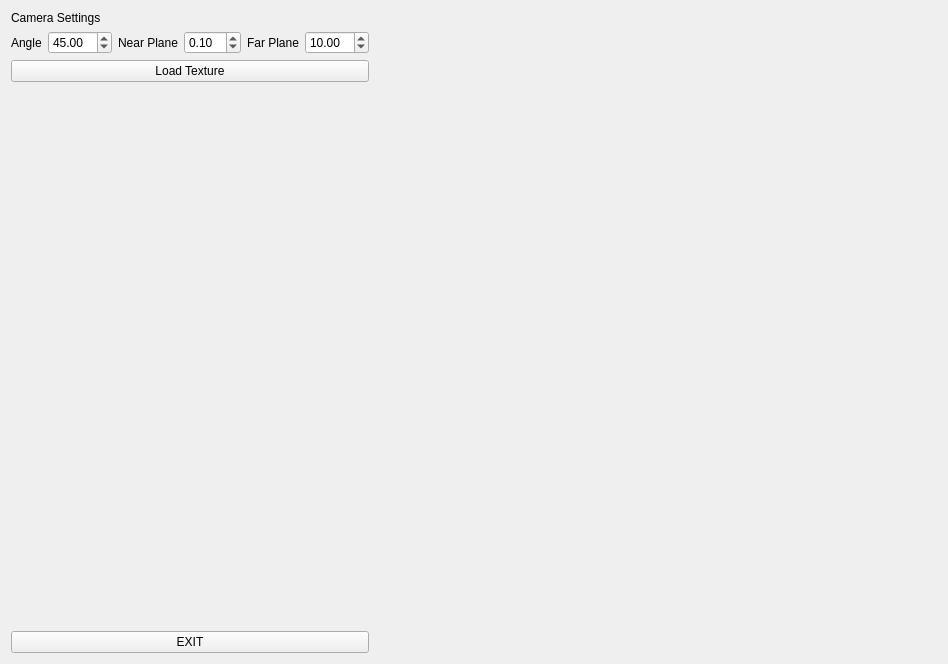
oneman72hourgamejam/GOEngine, file mainwindow.ui: the form before one commit.
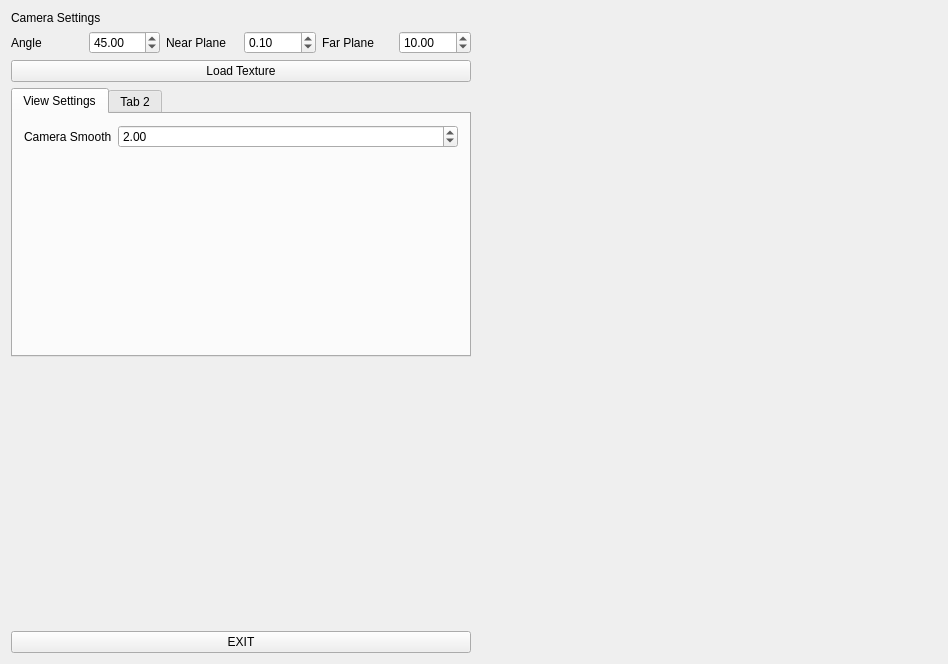
The form after the commit. Custom widgets are drawn as their Qt base class.

Commit message: added camera smootheness controll

```diff
--- a/mainwindow.ui
+++ b/mainwindow.ui
@@ -97,6 +97,68 @@
           </property>
          </widget>
         </item>
+        <item>
+         <widget class="QTabWidget" name="tabWidget">
+          <widget class="QWidget" name="tab">
+           <attribute name="title">
+            <string>View Settings</string>
+           </attribute>
+           <layout class="QVBoxLayout" name="verticalLayout_4">
+            <item>
+             <layout class="QHBoxLayout" name="horizontalLayout">
+              <item>
+               <widget class="QLabel" name="label_5">
+                <property name="sizePolicy">
+                 <sizepolicy hsizetype="Maximum" vsizetype="Preferred">
+                  <horstretch>0</horstretch>
+                  <verstretch>0</verstretch>
+                 </sizepolicy>
+                </property>
+                <property name="text">
+                 <string>Camera Smooth</string>
+                </property>
+               </widget>
+              </item>
+              <item>
+               <widget class="QDoubleSpinBox" name="camSmooth">
+                <property name="minimum">
+                 <double>0.010000000000000</double>
+                </property>
+                <property name="maximum">
+                 <double>10.000000000000000</double>
+                </property>
+                <property name="singleStep">
+                 <double>0.010000000000000</double>
+                </property>
+                <property name="value">
+                 <double>2.000000000000000</double>
+                </property>
+               </widget>
+              </item>
+             </layout>
+            </item>
+            <item>
+             <spacer name="verticalSpacer_2">
+              <property name="orientation">
+               <enum>Qt::Vertical</enum>
+              </property>
+              <property name="sizeHint" stdset="0">
+               <size>
+                <width>20</width>
+                <height>194</height>
+               </size>
+              </property>
+             </spacer>
+            </item>
+           </layout>
+          </widget>
+          <widget class="QWidget" name="tab_2">
+           <attribute name="title">
+            <string>Tab 2</string>
+           </attribute>
+          </widget>
+         </widget>
+        </item>
         <item>
          <spacer name="verticalSpacer">
           <property name="orientation">
```
The commit also changes 4 other files.
